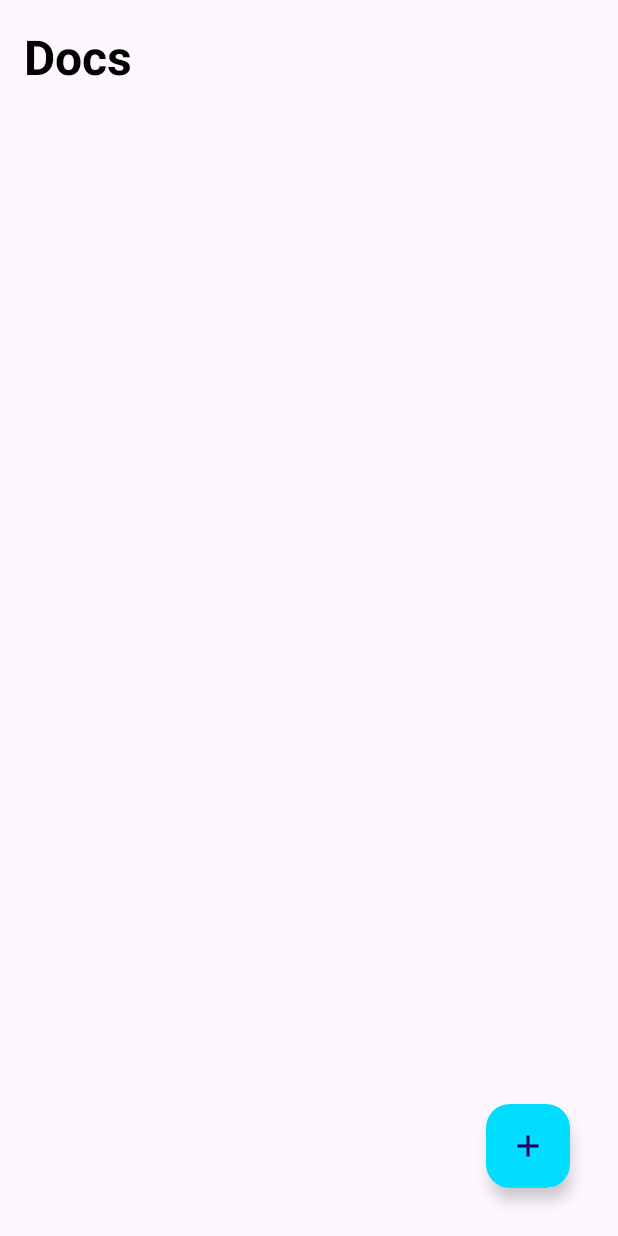
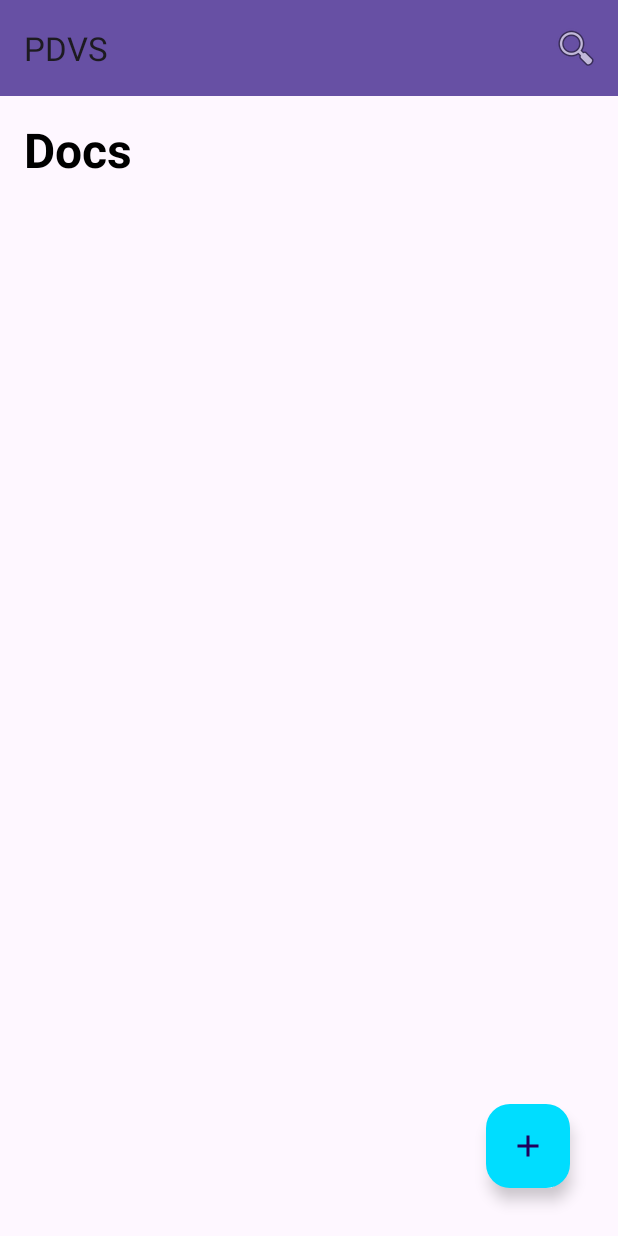
Before and after one commit to Staticas/PDVS_Public, an Android app: the screen it shows after launch (MainActivity), on a phone screen of 412 x 824 dp. Run offline under Robolectric (Android 15) with nearby library versions, the phone set to English and light mode, and no system bars.

```diff
--- a/app/src/main/java/com/example/pdvs/DialogCloseListener.java
+++ b/app/src/main/java/com/example/pdvs/DialogCloseListener.java
@@ -4,4 +4,5 @@ import android.content.DialogInterface;
 
 public interface DialogCloseListener {
     public void handleDialogClose(DialogInterface dialog);
+    public void itemExpand(int position);
 }
--- a/app/src/main/java/com/example/pdvs/MainActivity.java
+++ b/app/src/main/java/com/example/pdvs/MainActivity.java
@@ -2,17 +2,19 @@ package com.example.pdvs;
 
 import android.annotation.SuppressLint;
 import android.content.DialogInterface;
+import android.content.Intent;
 import android.os.Bundle;
+import android.view.Menu;
+import android.view.MenuItem;
 import android.widget.Toast;
 
 import androidx.activity.EdgeToEdge;
 import androidx.appcompat.app.AppCompatActivity;
+import androidx.appcompat.widget.SearchView;
+import androidx.appcompat.widget.Toolbar;
 import androidx.core.graphics.Insets;
 import androidx.core.view.ViewCompat;
 import androidx.core.view.WindowInsetsCompat;
-import androidx.navigation.NavController;
-import androidx.navigation.Navigation;
-import androidx.navigation.ui.AppBarConfiguration;
 import androidx.recyclerview.widget.ItemTouchHelper;
 import androidx.recyclerview.widget.LinearLayoutManager;
 import androidx.recyclerview.widget.RecyclerView;
@@ -25,7 +27,6 @@ import com.google.android.material.floatingactionbutton.FloatingActionButton;
 import java.util.ArrayList;
 import java.util.Collections;
 import java.util.List;
-import java.util.Objects;
 
 public class MainActivity extends AppCompatActivity implements DialogCloseListener{
 
@@ -43,19 +44,17 @@ public class MainActivity extends AppCompatActivity implements DialogCloseListen
         super.onCreate(savedInstanceState);
         EdgeToEdge.enable(this);
         setContentView(R.layout.activity_main);
+        Toolbar myToolbar = (Toolbar) findViewById(R.id.my_toolbar);
+        setSupportActionBar(myToolbar);
 
-//        ActivityMainBinding binding = ActivityMainBinding.inflate(getLayoutInflater());
-//        setContentView(binding.getRoot());
 
-//        NavController navController = Navigation.findNavController(this, R.id.nav_host_fragment_content_main);
-//        appBarConfiguration = new AppBarConfiguration.Builder(navController.getGraph()).build();
+
         ViewCompat.setOnApplyWindowInsetsListener(findViewById(R.id.main), (v, insets) -> {
             Insets systemBars = insets.getInsets(WindowInsetsCompat.Type.systemBars());
             v.setPadding(systemBars.left, systemBars.top, systemBars.right, systemBars.bottom);
             return insets;
         });
-//        db = new DataBaseHandler(this);
-//        db.openDatabase();
+
         tinyDB= new TinyDB(this);
         TDB = new TinyDBManager(tinyDB);
 
@@ -84,7 +83,6 @@ public class MainActivity extends AppCompatActivity implements DialogCloseListen
         ItemTouchHelper itemTouchHelper = new ItemTouchHelper(new RecyclerItemTouchHelper(docAdapter));
         itemTouchHelper.attachToRecyclerView(docsRecyclerView);
 
-//        docList = db.getAllDoc();
         docList = TDB.getDocList();
         Collections.reverse(docList);
         docAdapter.setDocs(docList);
@@ -97,13 +95,42 @@ public class MainActivity extends AppCompatActivity implements DialogCloseListen
     @SuppressLint("NotifyDataSetChanged")
     @Override
     public void handleDialogClose(DialogInterface dialog){
-//        docList = db.getAllDoc();
         docList = TDB.getDocList();
         Toast.makeText(this, "docList returned", Toast.LENGTH_SHORT).show();
         Collections.reverse(docList);
         docAdapter.setDocs(docList);
-//        db.insertDocList(docList);
         TDB.putDocList((ArrayList<DocModel>) docList);
+//        docList = TDB.getDocList();
         docAdapter.notifyDataSetChanged();
     }
+
+    @Override
+    public void itemExpand(int position) {
+        Intent intent = new Intent(MainActivity.this, MainActivity2.class);
+        intent.putExtra("imageBites", docList.get(position).getImage());
+        intent.putExtra("docInfo", docList.get(position).getDocInfo());
+        startActivity(intent);
+    }
+
+    @Override
+    public boolean onCreateOptionsMenu(Menu menu) {
+
+        getMenuInflater().inflate(R.menu.menu , menu);
+        MenuItem menuItem = menu.findItem(R.id.action_search);
+        SearchView searchView = (SearchView) menuItem.getActionView();
+        searchView.setQueryHint("Type here");
+        searchView.setOnQueryTextListener(new SearchView.OnQueryTextListener() {
+            @Override
+            public boolean onQueryTextSubmit(String query) {
+                return false;
+            }
+
+            @Override
+            public boolean onQueryTextChange(String newText) {
+                docAdapter.getFilter().filter(newText);
+                return false;
+            }
+        });
+        return super.onCreateOptionsMenu(menu);
+    }
 }
--- a/app/src/main/java/com/example/pdvs/RecyclerItemTouchHelper.java
+++ b/app/src/main/java/com/example/pdvs/RecyclerItemTouchHelper.java
@@ -25,6 +25,7 @@ public class RecyclerItemTouchHelper extends ItemTouchHelper.SimpleCallback {
     public boolean onMove(RecyclerView recyclerView, RecyclerView.ViewHolder viewHolder, RecyclerView.ViewHolder target){
         return false;
     }
+
 
     @Override
     public void onSwiped(final RecyclerView.ViewHolder viewHolder, int direction){
--- a/app/src/main/res/layout/activity_main.xml
+++ b/app/src/main/res/layout/activity_main.xml
@@ -6,12 +6,22 @@
     android:layout_width="match_parent"
     xmlns:app="http://schemas.android.com/apk/res-auto">
 
+    <androidx.appcompat.widget.Toolbar
+        android:id="@+id/my_toolbar"
+        android:layout_width="match_parent"
+        android:layout_height="?attr/actionBarSize"
+        android:background="?attr/colorPrimary"
+        android:elevation="4dp"
+        android:theme="@style/ThemeOverlay.AppCompat.ActionBar"
+        app:popupTheme="@style/ThemeOverlay.AppCompat.Light"/>
+
     <TextView
         android:id="@+id/docText"
         android:layout_width="wrap_content"
         android:layout_height="wrap_content"
+        android:layout_below="@+id/my_toolbar"
         android:layout_marginStart="16dp"
-        android:layout_marginTop="16dp"
+        android:layout_marginTop="14dp"
         android:layout_marginBottom="16dp"
         android:text="Docs"
         android:textColor="@android:color/black"
--- /dev/null
+++ b/app/src/main/res/menu/menu.xml
@@ -0,0 +1,14 @@
+<?xml version="1.0" encoding="utf-8"?>
+<menu xmlns:android="http://schemas.android.com/apk/res/android"
+    xmlns:app="http://schemas.android.com/apk/res-auto">
+
+
+    <item
+        android:id="@+id/action_search"
+        android:title="Search"
+        android:icon="@android:drawable/ic_menu_search"
+        app:actionViewClass="androidx.appcompat.widget.SearchView"
+        app:showAsAction="ifRoom|collapseActionView"/>
+
+
+</menu>
--- a/app/src/main/res/values/themes.xml
+++ b/app/src/main/res/values/themes.xml
@@ -6,9 +6,10 @@
     </style>
 
     <style name="Theme.PDVS" parent="Base.Theme.PDVS" />
+    <style name="Theme.ActionBar" parent="Base.Theme.PDVS"/>
     <style name="DialogStyle" parent="Theme.Design.Light.BottomSheetDialog">
         <item name="android:windowIsFloating">false</item>
-        <item name="android:statusBarColor">@android:color/transparent</item>
+        <item name="android:statusBarColor">@android:color/holo_blue_bright</item>
         <item name="android:windowSoftInputMode">adjustResize</item>
     </style>
 </resources>
```
Also changed, not shown: app/src/main/AndroidManifest.xml (+7 -3 lines), app/src/main/java/com/example/pdvs/Adapter/DocsAdapter.java (+57 -9 lines), app/src/main/java/com/example/pdvs/AddNewDoc.java (+8 -17 lines), app/src/main/java/com/example/pdvs/MainActivity2.java (added, +50 -0 lines), app/src/main/res/layout/activity_main2.xml (added, +28 -0 lines).
